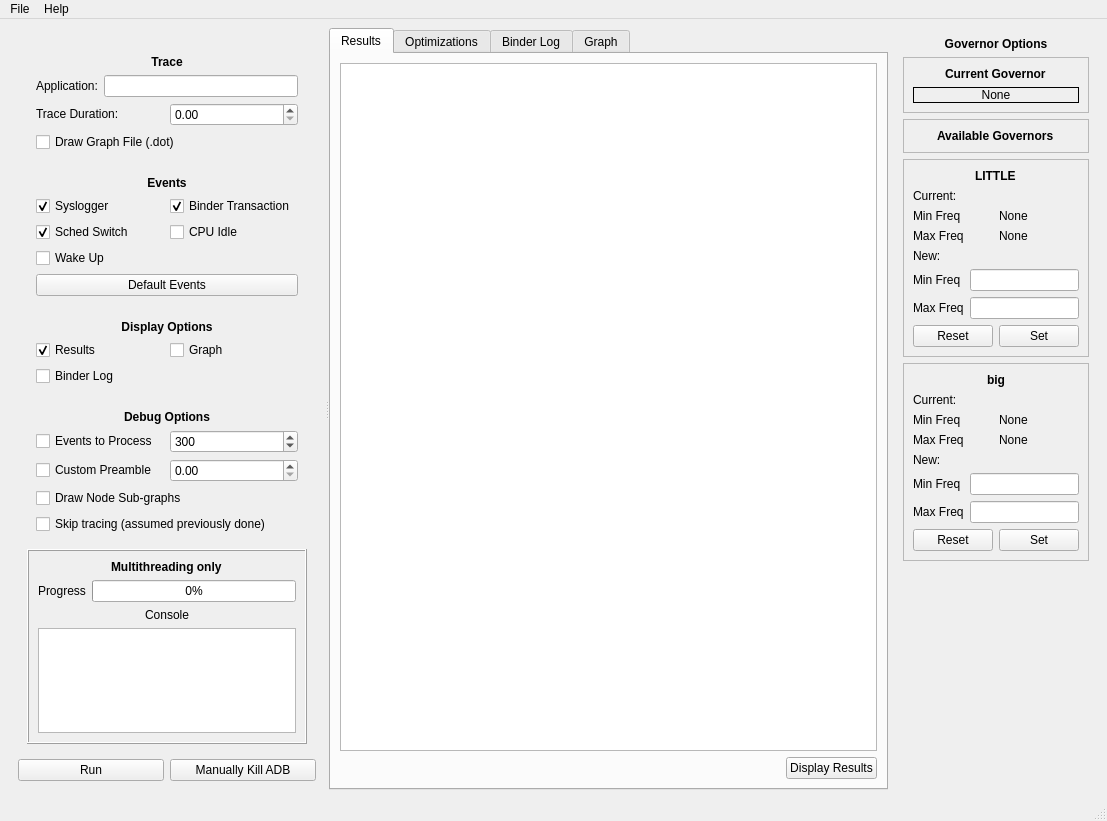
alxhoff/BrezeFlow, file UI/MainInterface.ui: the form before one commit.
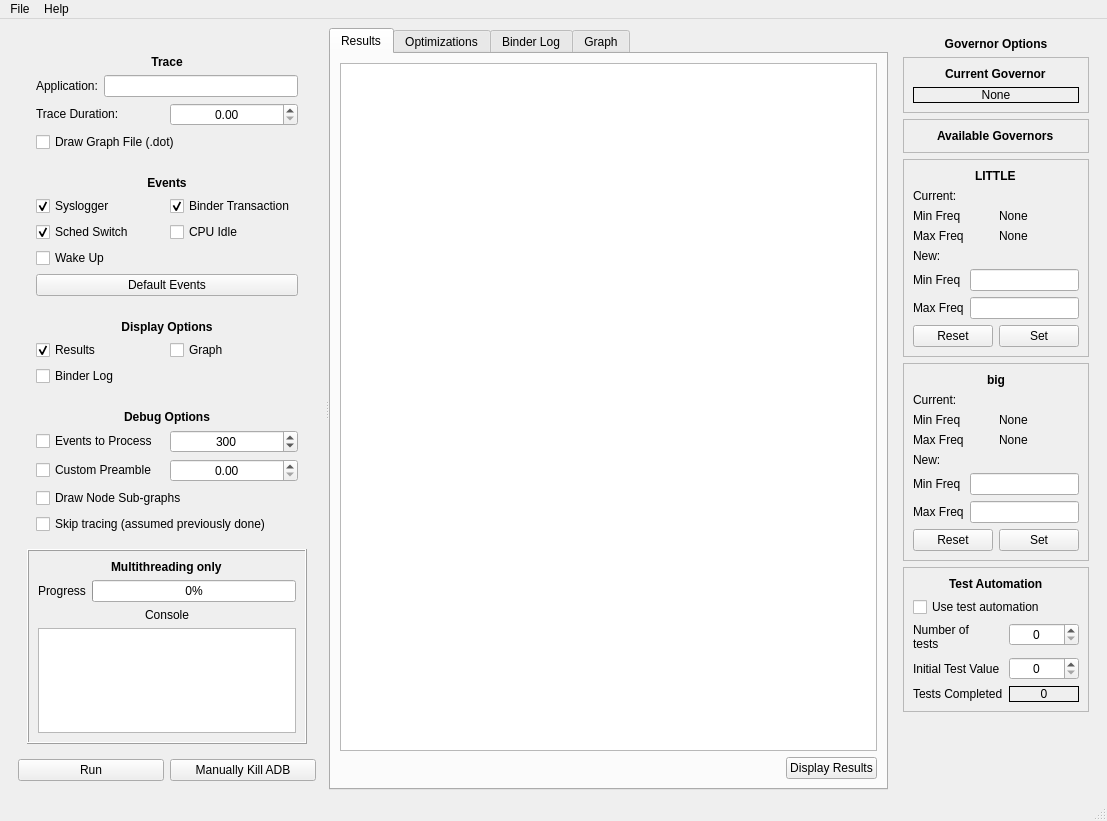
The form after the commit. Icons and pictures are not drawn.

Commit message: Added test automation with results subdirectory creation

The edit to the form file:
```diff
--- a/UI/MainInterface.ui
+++ b/UI/MainInterface.ui
@@ -119,7 +119,11 @@
                   </widget>
                  </item>
                  <item>
-                  <widget class="QDoubleSpinBox" name="doubleSpinBoxDuration"/>
+                  <widget class="QDoubleSpinBox" name="doubleSpinBoxDuration">
+                   <property name="alignment">
+                    <set>Qt::AlignCenter</set>
+                   </property>
+                  </widget>
                  </item>
                 </layout>
                </item>
@@ -351,6 +355,9 @@
                  </item>
                  <item>
                   <widget class="QSpinBox" name="spinBoxEvents">
+                   <property name="alignment">
+                    <set>Qt::AlignCenter</set>
+                   </property>
                    <property name="maximum">
                     <number>1000000</number>
                    </property>
@@ -371,7 +378,11 @@
                   </widget>
                  </item>
                  <item>
-                  <widget class="QDoubleSpinBox" name="doubleSpinBoxPreamble"/>
+                  <widget class="QDoubleSpinBox" name="doubleSpinBoxPreamble">
+                   <property name="alignment">
+                    <set>Qt::AlignCenter</set>
+                   </property>
+                  </widget>
                  </item>
                 </layout>
                </item>
@@ -948,6 +959,132 @@
          </layout>
         </widget>
        </item>
+       <item>
+        <widget class="QFrame" name="frame_6">
+         <property name="font">
+          <font>
+           <weight>75</weight>
+           <bold>true</bold>
+          </font>
+         </property>
+         <property name="frameShape">
+          <enum>QFrame::StyledPanel</enum>
+         </property>
+         <property name="frameShadow">
+          <enum>QFrame::Raised</enum>
+         </property>
+         <layout class="QVBoxLayout" name="verticalLayout_13">
+          <item alignment="Qt::AlignHCenter">
+           <widget class="QLabel" name="label_28">
+            <property name="text">
+             <string>Test Automation</string>
+            </property>
+           </widget>
+          </item>
+          <item>
+           <widget class="QCheckBox" name="checkBoxTestAutomation">
+            <property name="font">
+             <font>
+              <weight>50</weight>
+              <bold>false</bold>
+             </font>
+            </property>
+            <property name="text">
+             <string>Use test automation</string>
+            </property>
+           </widget>
+          </item>
+          <item>
+           <layout class="QFormLayout" name="formLayout_3">
+            <item row="0" column="0">
+             <widget class="QLabel" name="label_29">
+              <property name="font">
+               <font>
+                <weight>50</weight>
+                <bold>false</bold>
+               </font>
+              </property>
+              <property name="text">
+               <string>Number of&lt;br&gt;tests</string>
+              </property>
+             </widget>
+            </item>
+            <item row="0" column="1">
+             <widget class="QSpinBox" name="spinBoxNoOfTests">
+              <property name="font">
+               <font>
+                <weight>50</weight>
+                <bold>false</bold>
+               </font>
+              </property>
+              <property name="alignment">
+               <set>Qt::AlignCenter</set>
+              </property>
+             </widget>
+            </item>
+            <item row="2" column="0">
+             <widget class="QLabel" name="label_30">
+              <property name="font">
+               <font>
+                <weight>50</weight>
+                <bold>false</bold>
+               </font>
+              </property>
+              <property name="text">
+               <string>Tests Completed</string>
+              </property>
+             </widget>
+            </item>
+            <item row="2" column="1">
+             <widget class="QLabel" name="labelTestsCompleted">
+              <property name="font">
+               <font>
+                <weight>50</weight>
+                <bold>false</bold>
+               </font>
+              </property>
+              <property name="frameShape">
+               <enum>QFrame::Box</enum>
+              </property>
+              <property name="text">
+               <string>0</string>
+              </property>
+              <property name="alignment">
+               <set>Qt::AlignCenter</set>
+              </property>
+             </widget>
+            </item>
+            <item row="1" column="0">
+             <widget class="QLabel" name="label_31">
+              <property name="font">
+               <font>
+                <weight>50</weight>
+                <bold>false</bold>
+               </font>
+              </property>
+              <property name="text">
+               <string>Initial Test Value</string>
+              </property>
+             </widget>
+            </item>
+            <item row="1" column="1">
+             <widget class="QSpinBox" name="spinBoxStartTestValue">
+              <property name="font">
+               <font>
+                <weight>50</weight>
+                <bold>false</bold>
+               </font>
+              </property>
+              <property name="alignment">
+               <set>Qt::AlignCenter</set>
+              </property>
+             </widget>
+            </item>
+           </layout>
+          </item>
+         </layout>
+        </widget>
+       </item>
       </layout>
      </widget>
     </item>
```
The commit also changes 5 other files.
